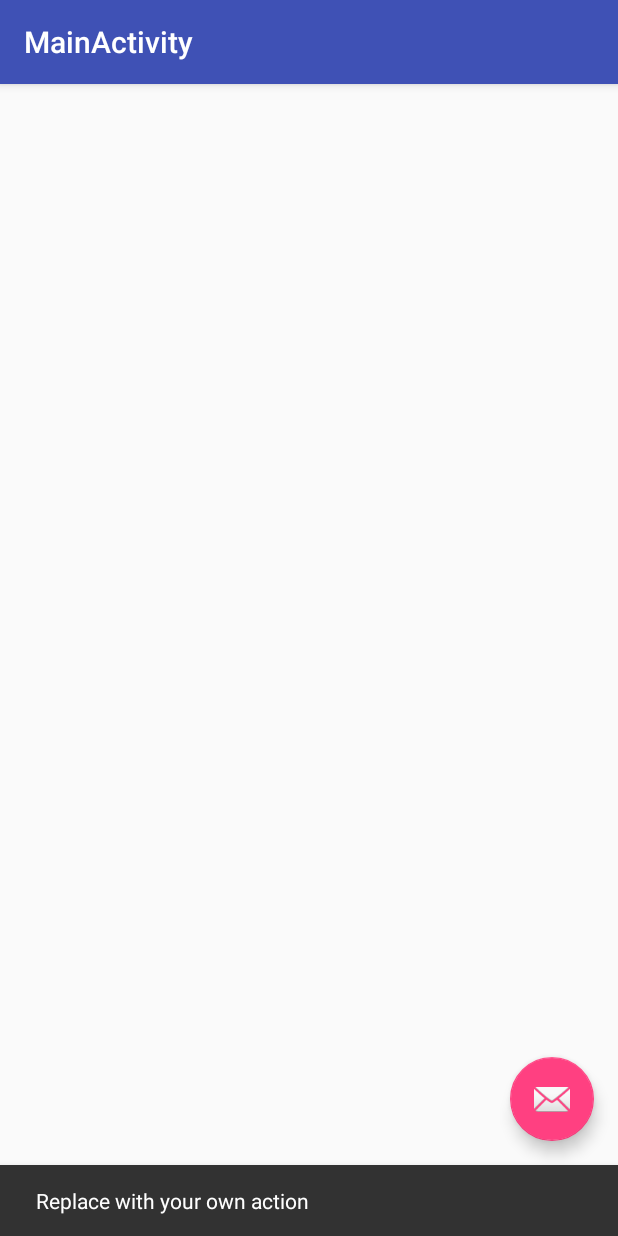
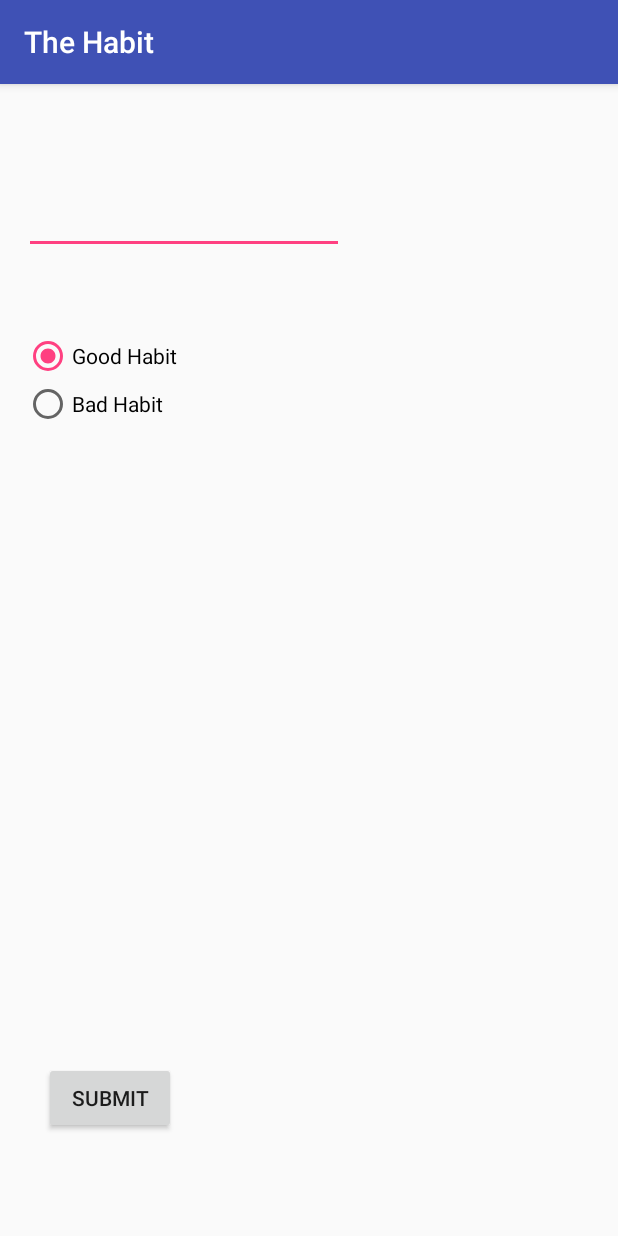
Before and after one commit to Digized/TheHabit, an Android app: the screen it shows after launch (MainActivity before the commit, AddHabit after it), after a tap on an icon or button, on a phone screen of 412 x 824 dp. Run offline under Robolectric (Android 15) with nearby library versions, the phone set to English and light mode, and no system bars.

Commit message:
Add activity_add_habit.xml

```diff
--- a/app/src/main/AndroidManifest.xml
+++ b/app/src/main/AndroidManifest.xml
@@ -18,6 +18,7 @@
                 <category android:name="android.intent.category.LAUNCHER" />
             </intent-filter>
         </activity>
+        <activity android:name=".AddHabit"></activity>
     </application>
 
 </manifest>
--- /dev/null
+++ b/app/src/main/java/org/coolpeople/thehabit/AddHabit.java
@@ -0,0 +1,13 @@
+package org.coolpeople.thehabit;
+
+import android.support.v7.app.AppCompatActivity;
+import android.os.Bundle;
+
+public class AddHabit extends AppCompatActivity {
+
+    @Override
+    protected void onCreate(Bundle savedInstanceState) {
+        super.onCreate(savedInstanceState);
+        setContentView(R.layout.activity_add_habit);
+    }
+}
--- a/app/src/main/java/org/coolpeople/thehabit/MainActivity.java
+++ b/app/src/main/java/org/coolpeople/thehabit/MainActivity.java
@@ -1,5 +1,6 @@
 package org.coolpeople.thehabit;
 
+import android.content.Intent;
 import android.os.Bundle;
 import android.support.design.widget.FloatingActionButton;
 import android.support.design.widget.Snackbar;
@@ -17,11 +18,12 @@ public class MainActivity extends AppCompatActivity {
         setSupportActionBar(toolbar);
 
         FloatingActionButton fab = (FloatingActionButton) findViewById(R.id.fab);
+        final MainActivity myactivity = this;
         fab.setOnClickListener(new View.OnClickListener() {
             @Override
             public void onClick(View view) {
-                Snackbar.make(view, "Replace with your own action", Snackbar.LENGTH_LONG)
-                        .setAction("Action", null).show();
+                Intent intent = new Intent(myactivity, AddHabit.class);
+                startActivity(intent);
             }
         });
     }
--- /dev/null
+++ b/app/src/main/res/layout/activity_add_habit.xml
@@ -0,0 +1,59 @@
+<?xml version="1.0" encoding="utf-8"?>
+<RelativeLayout xmlns:android="http://schemas.android.com/apk/res/android"
+    xmlns:tools="http://schemas.android.com/tools"
+    android:id="@+id/activity_add_habit"
+    android:layout_width="match_parent"
+    android:layout_height="match_parent"
+    android:paddingBottom="@dimen/activity_vertical_margin"
+    android:paddingLeft="@dimen/activity_horizontal_margin"
+    android:paddingRight="@dimen/activity_horizontal_margin"
+    android:paddingTop="@dimen/activity_vertical_margin"
+    tools:context="org.coolpeople.thehabit.AddHabit">
+
+    <Button
+        android:text="@string/submit"
+        android:layout_width="wrap_content"
+        android:layout_height="wrap_content"
+        android:layout_alignParentBottom="true"
+        android:layout_marginLeft="13dp"
+        android:layout_marginStart="13dp"
+        android:layout_marginBottom="52dp"
+        android:id="@+id/button" />
+
+    <RadioGroup
+        android:id="@+id/radioHabitType"
+        android:layout_width="wrap_content"
+        android:layout_height="wrap_content"
+        android:layout_alignParentTop="true"
+        android:layout_alignParentLeft="true"
+        android:layout_alignParentStart="true"
+        android:layout_marginTop="149dp">
+
+        <RadioButton
+            android:id="@+id/radioGood"
+            android:layout_width="wrap_content"
+            android:layout_height="wrap_content"
+            android:text="@string/good_habit"
+            android:checked="true" />
+
+        <RadioButton
+            android:id="@+id/radioBad"
+            android:layout_width="wrap_content"
+            android:layout_height="wrap_content"
+            android:text="@string/bad_habit" />
+
+    </RadioGroup>
+
+    <EditText
+        android:layout_width="wrap_content"
+        android:layout_height="wrap_content"
+        android:inputType="textPersonName"
+        android:ems="10"
+        android:id="@+id/editText2"
+        android:layout_alignParentTop="true"
+        android:layout_alignParentLeft="true"
+        android:layout_alignParentStart="true"
+        android:layout_marginTop="52dp" />
+
+
+</RelativeLayout>
--- a/app/src/main/res/values/strings.xml
+++ b/app/src/main/res/values/strings.xml
@@ -1,4 +1,8 @@
 <resources>
     <string name="app_name">The Habit</string>
     <string name="title_activity_main">MainActivity</string>
+    <string name="habitTitle">Enter the habit</string>
+    <string name="submit">submit</string>
+    <string name="bad_habit">Bad Habit</string>
+    <string name="good_habit">Good Habit</string>
 </resources>
```
